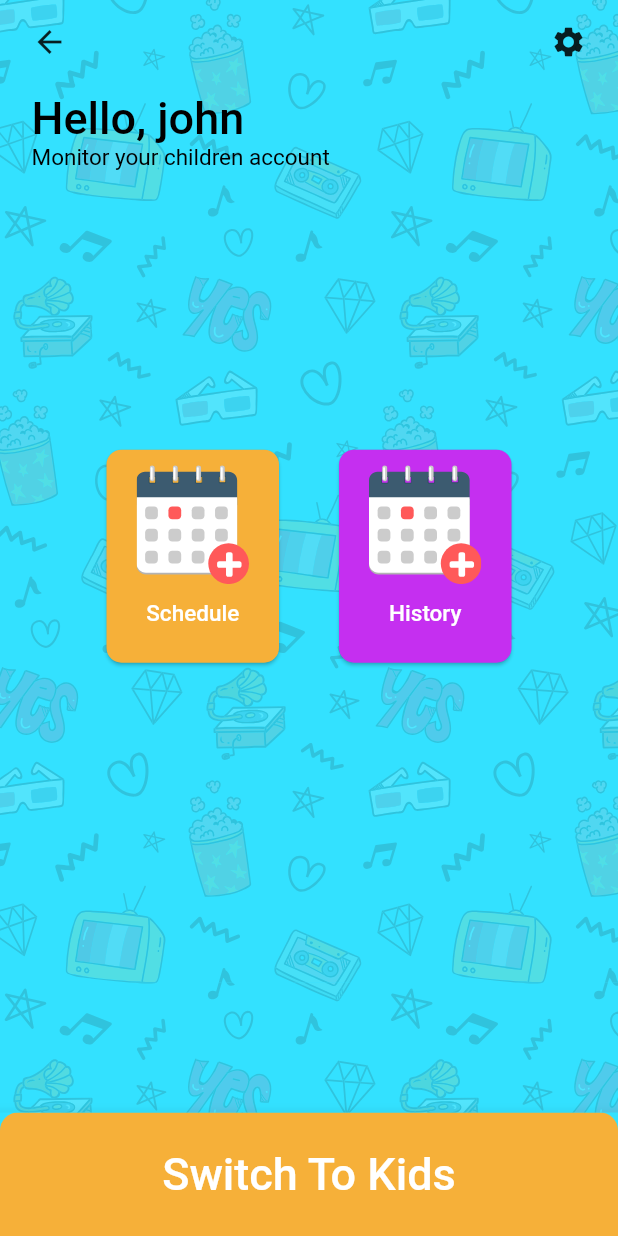
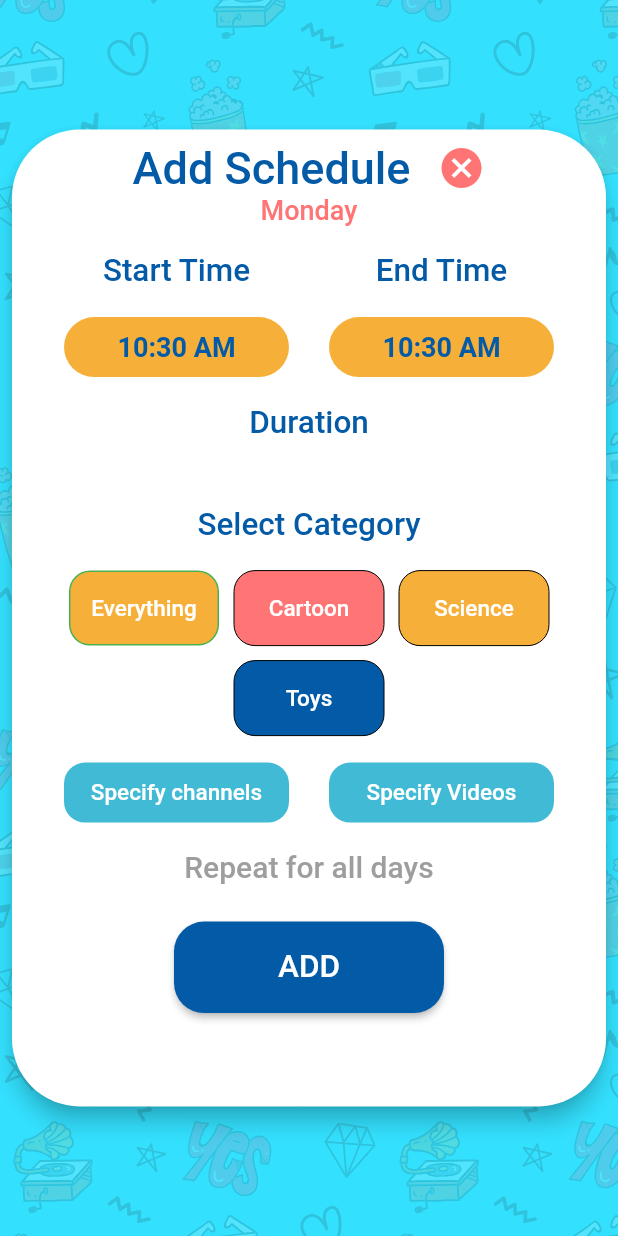
Before and after one commit to katari-code/save_kids, a Flutter app: the screen it shows after launch, on a phone screen of 412 x 824 dp. Run offline on Flutter 3.47's test engine with Material 2 defaults, Android fonts, the phone set to English and light mode, and no system bars; our stand-ins replace flutter_svg, google_fonts.

Commit message:
add schedule added

```diff
--- /dev/null
+++ b/lib/components/parent_components/category_chip.dart
@@ -0,0 +1,28 @@
+import 'package:flutter/material.dart';
+import 'package:save_kids/util/style.dart';
+
+class CategoryChip extends StatelessWidget {
+  final String category;
+  final bool isSelected;
+  final Color color;
+  CategoryChip(this.color, this.category, this.isSelected);
+
+  @override
+  Widget build(BuildContext context) {
+    return Container(
+      height: 50,
+      width: 100,
+      alignment: Alignment.center,
+      decoration: BoxDecoration(
+          color: color,
+          borderRadius: BorderRadius.circular(14.00),
+          border: isSelected
+              ? Border.all(color: Colors.green, width: 1)
+              : Border.all(width: 0)),
+      child: Text(
+        category,
+        style: kBubblegum_sans3,
+      ),
+    );
+  }
+}
--- /dev/null
+++ b/lib/components/parent_components/chip_time_picker.dart
@@ -0,0 +1,41 @@
+import 'package:flutter/material.dart';
+import 'package:save_kids/util/style.dart';
+
+class ChipTimePicker extends StatelessWidget {
+  const ChipTimePicker({
+    @required this.setTime,
+    @required this.time,
+  });
+
+  final TimeOfDay time;
+  final Function setTime;
+
+  @override
+  Widget build(BuildContext context) {
+    return Container(
+      height: 40.00,
+      width: 150.00,
+      child: GestureDetector(
+        onTap: () async {
+          final result = await showTimePicker(
+            context: context,
+            initialTime: time,
+          );
+          if (result != null) setTime(result);
+        },
+        child: Align(
+          alignment: Alignment.center,
+          child: Text(
+            time.format(context),
+            style: kBubblegum_sans2.copyWith(
+                color: kBlueDarkColor, fontWeight: FontWeight.w700),
+          ),
+        ),
+      ),
+      decoration: BoxDecoration(
+        color: kYellowColor,
+        borderRadius: BorderRadius.circular(20.00),
+      ),
+    );
+  }
+}
--- a/lib/main.dart
+++ b/lib/main.dart
@@ -1,6 +1,5 @@
 import 'package:flutter/material.dart';
-
-import 'package:save_kids/screens/parent_screens/parent_dashboard.dart';
+import 'package:save_kids/screens/parent_screens/add_schedule.dart';
 
 void main() {
   runApp(MyApp());
@@ -16,7 +15,7 @@ class MyApp extends StatelessWidget {
         primarySwatch: Colors.blue,
         visualDensity: VisualDensity.adaptivePlatformDensity,
       ),
-      home: ParentDashBoard(),
+      home: AddSchedule(),
     );
   }
 }
--- /dev/null
+++ b/lib/screens/parent_screens/add_schedule.dart
@@ -0,0 +1,277 @@
+import 'package:flutter/cupertino.dart';
+import 'package:flutter/material.dart';
+import 'package:flutter_svg/flutter_svg.dart';
+import 'package:save_kids/components/parent_components/category_chip.dart';
+import 'package:save_kids/components/parent_components/chip_time_picker.dart';
+import 'package:save_kids/util/style.dart';
+
+class AddSchedule extends StatefulWidget {
+  @override
+  _AddScheduleState createState() => _AddScheduleState();
+}
+
+class _AddScheduleState extends State<AddSchedule> {
+  TimeOfDay startTime = TimeOfDay.now();
+  TimeOfDay endTime = TimeOfDay.now();
+  String duration = '';
+  setStart(TimeOfDay time) {
+    setState(() {
+      startTime = time;
+    });
+  }
+
+  setEnd(TimeOfDay time) {
+    setState(() {
+      endTime = time;
+    });
+  }
+
+  double toDouble(TimeOfDay myTime) => myTime.hour + myTime.minute / 60.0;
+
+  updateDuration() {
+    final start = toDouble(startTime);
+    final end = toDouble(endTime);
+    if (start < end) {
+      final result = end - start;
+
+      double decimal = result - result.floor();
+      String mins = (decimal * 60).floor().toString();
+      duration = "${result.floor()} : $mins";
+      return duration;
+    } else
+      return duration;
+  }
+
+  @override
+  Widget build(BuildContext context) {
+    return Scaffold(
+      backgroundColor: kBlueColor,
+      body: SafeArea(
+        child: Stack(
+          children: <Widget>[
+            Opacity(
+              opacity: 0.15,
+              child: Transform.scale(
+                scale: 5,
+                child: SvgPicture.asset("images/svgs/background.svg"),
+              ),
+            ),
+            Center(
+              child: Container(
+                alignment: Alignment.center,
+                height: MediaQuery.of(context).size.height * 0.8,
+                width: MediaQuery.of(context).size.width,
+                padding: EdgeInsets.symmetric(horizontal: 4),
+                child: Card(
+                  elevation: 6,
+                  shape: RoundedRectangleBorder(
+                    borderRadius: BorderRadius.circular(45),
+                  ),
+                  child: Padding(
+                    padding: EdgeInsets.all(8.0),
+                    child: Column(
+                      crossAxisAlignment: CrossAxisAlignment.stretch,
+                      mainAxisAlignment: MainAxisAlignment.start,
+                      children: <Widget>[
+                        buildTitleForm(),
+                        Center(
+                          child: Text(
+                            'Monday',
+                            style: kBubblegum_sans2.copyWith(color: kRedColor),
+                          ),
+                        ),
+                        SizedBox(
+                          height: 18,
+                        ),
+                        buildTimePicker(),
+                        SizedBox(
+                          height: 18,
+                        ),
+                        buildDuration(),
+                        SizedBox(
+                          height: 18,
+                        ),
+                        Center(
+                          child: Text(
+                            'Select Category',
+                            style: kBubblegum_sans2.copyWith(
+                                color: kBlueDarkColor, fontSize: 21),
+                          ),
+                        ),
+                        SizedBox(
+                          height: 18,
+                        ),
+                        buildCategoryChips(),
+                        SizedBox(
+                          height: 18,
+                        ),
+                        buildSpecifyChips(),
+                        SizedBox(
+                          height: 18,
+                        ),
+                        Row(
+                          mainAxisAlignment: MainAxisAlignment.center,
+                          children: <Widget>[
+                            Text(
+                              'Repeat for all days',
+                              style: kGoogle_style.copyWith(
+                                  color: Colors.grey, fontSize: 20),
+                            ),
+                          ],
+                        ),
+                        SizedBox(
+                          height: 25,
+                        ),
+                        buildButton()
+                      ],
+                    ),
+                  ),
+                ),
+              ),
+            )
+          ],
+        ),
+      ),
+    );
+  }
+
+  Row buildTitleForm() {
+    return Row(
+      mainAxisAlignment: MainAxisAlignment.center,
+      children: <Widget>[
+        Text(
+          'Add Schedule',
+          style: kBubblegum_sans1.copyWith(color: kBlueDarkColor),
+        ),
+        SizedBox(
+          width: 18,
+        ),
+        Icon(
+          Icons.cancel,
+          size: 32,
+          color: kRedColor,
+        )
+      ],
+    );
+  }
+
+  Center buildDuration() {
+    return Center(
+      child: Column(
+        children: <Widget>[
+          Text(
+            'Duration',
+            style:
+                kBubblegum_sans2.copyWith(color: kBlueDarkColor, fontSize: 21),
+          ),
+          Text(updateDuration().toString(),
+              style: kBubblegum_sans2.copyWith(
+                  color: kBlueDarkColor, fontSize: 21))
+        ],
+      ),
+    );
+  }
+
+  Wrap buildCategoryChips() {
+    return Wrap(
+      alignment: WrapAlignment.center,
+      runSpacing: 10,
+      spacing: 10,
+      children: <Widget>[
+        CategoryChip(kYellowColor, 'Everything', true),
+        CategoryChip(kRedColor, 'Cartoon', false),
+        CategoryChip(kYellowColor, 'Science', false),
+        CategoryChip(kBlueDarkColor, 'Toys', false),
+      ],
+    );
+  }
+
+  Widget buildTimePicker() {
+    return Row(
+      mainAxisAlignment: MainAxisAlignment.spaceEvenly,
+      children: <Widget>[
+        Column(
+          children: <Widget>[
+            Text(
+              'Start Time',
+              style: kBubblegum_sans2.copyWith(
+                  color: kBlueDarkColor, fontSize: 21),
+            ),
+            SizedBox(
+              height: 18,
+            ),
+            ChipTimePicker(setTime: setStart, time: startTime)
+          ],
+        ),
+        Column(
+          children: <Widget>[
+            Text(
+              'End Time',
+              style: kBubblegum_sans2.copyWith(
+                  color: kBlueDarkColor, fontSize: 21),
+            ),
+            SizedBox(
+              height: 18,
+            ),
+            ChipTimePicker(setTime: setEnd, time: endTime)
+          ],
+        ),
+      ],
+    );
+  }
+
+  Row buildSpecifyChips() {
+    return Row(
+      mainAxisAlignment: MainAxisAlignment.spaceEvenly,
+      children: <Widget>[
+        Container(
+          height: 40,
+          width: 150,
+          alignment: Alignment.center,
+          decoration: BoxDecoration(
+            color: Color(0xFF40BAD5),
+            borderRadius: BorderRadius.circular(14.00),
+          ),
+          child: Text(
+            'Specify channels',
+            style: kBubblegum_sans3,
+          ),
+        ),
+        Container(
+          height: 40,
+          width: 150,
+          alignment: Alignment.center,
+          decoration: BoxDecoration(
+            color: Color(0xFF40BAD5),
+            borderRadius: BorderRadius.circular(14.00),
+          ),
+          child: Text(
+            'Specify Videos',
+            style: kBubblegum_sans3,
+          ),
+        ),
+      ],
+    );
+  }
+
+  Container buildButton() {
+    return Container(
+      padding: EdgeInsets.symmetric(
+        horizontal: 100,
+      ),
+      child: RaisedButton(
+        textColor: Colors.white,
+        padding: EdgeInsets.symmetric(vertical: 18),
+        color: kBlueDarkColor,
+        onPressed: () {},
+        shape: RoundedRectangleBorder(
+          borderRadius: BorderRadius.circular(20.00),
+        ),
+        child: Text(
+          'ADD',
+          style: kGoogle_style.copyWith(fontSize: 21),
+        ),
+      ),
+    );
+  }
+}
--- a/lib/util/style.dart
+++ b/lib/util/style.dart
@@ -2,6 +2,7 @@ import 'package:flutter/material.dart';
 
 const kPurpleColor = Color(0xffC52FF0);
 const kBlueColor = Color(0xff33E1FF);
+const kBlueDarkColor = Color(0xFF035AA6);
 const kYellowColor = Color(0xFFF6B039);
 const kRedColor = Color(0xFFFF7474);
 const kRedDarkColor = Color(0xFF772F2F);
--- a/pubspec.yaml
+++ b/pubspec.yaml
@@ -30,7 +30,7 @@ dependencies:
   google_fonts: ^1.1.0
   device_preview: ^0.4.7
   flutter_svg: ^0.17.3+1
-
+  flutter_swiper: ^1.1.6
 dev_dependencies:
   flutter_test:
     sdk: flutter
```
Also changed, not shown: pubspec.lock.
